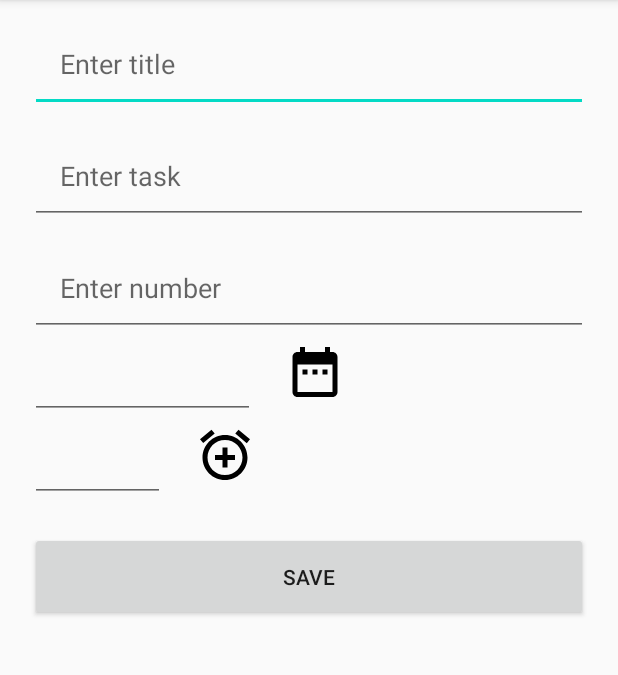
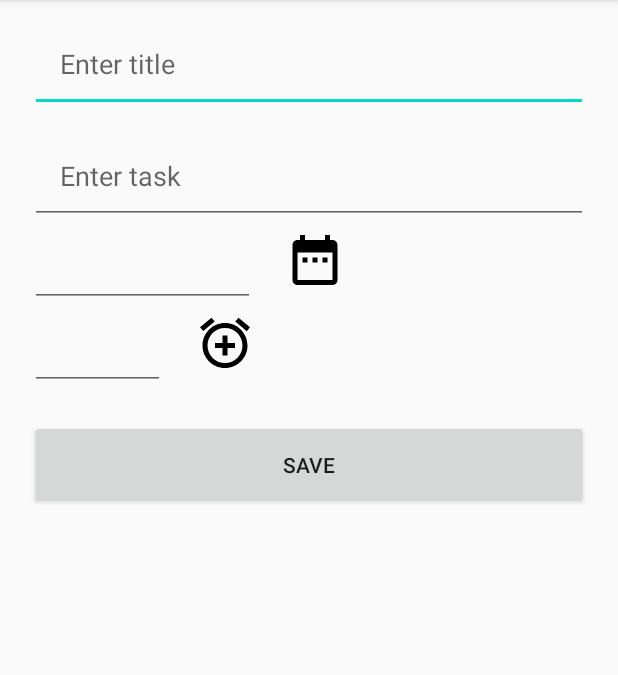
Before and after one commit to rimjhimsudo/TaskManager, an Android app: the AddTask screen opened directly, with no data from a screen before it, on a phone screen of 412 x 824 dp, the part 84-759 px from its top. Run offline under Robolectric (Android 15) with nearby library versions, the phone set to English and light mode, and no system bars.

Commit message:
datepicker and timepicker added

```diff
--- a/app/src/main/java/com/example/taskmanager/AddTask.java
+++ b/app/src/main/java/com/example/taskmanager/AddTask.java
@@ -2,13 +2,56 @@ package com.example.taskmanager;
 
 import androidx.appcompat.app.AppCompatActivity;
 
+import android.app.DatePickerDialog;
+import android.app.TimePickerDialog;
 import android.os.Bundle;
+import android.view.View;
+import android.widget.Button;
+import android.widget.DatePicker;
+import android.widget.EditText;
+import android.widget.TimePicker;
+
+import java.util.Calendar;
 
 public class AddTask extends AppCompatActivity {
-
+    EditText title, task, date, time;
+    Button savetask;
+    DatePickerDialog datePickerDialog;
     @Override
     protected void onCreate(Bundle savedInstanceState) {
         super.onCreate(savedInstanceState);
         setContentView(R.layout.activity_add_task);
+        title=findViewById(R.id.edit_title);
+        task=findViewById(R.id.edit_task);
+        date=findViewById(R.id.edit_date);
+        time=findViewById(R.id.edit_time);
+        date.setOnClickListener(new View.OnClickListener() {
+            @Override
+            public void onClick(View v) {
+                final Calendar calendar=Calendar.getInstance();
+                int day=calendar.get(Calendar.DAY_OF_MONTH);
+                int month=calendar.get(Calendar.MONTH);
+                int year=calendar.get(Calendar.YEAR);
+                //date picker dialog
+                datePickerDialog=new DatePickerDialog(AddTask.this, new DatePickerDialog.OnDateSetListener() {
+                    @Override
+                    public void onDateSet(DatePicker view, int year, int month, int dayOfMonth) {
+                        date.setText(dayOfMonth+"/"+(month +1) +"/"+year);}
+                },year,month,day);
+                datePickerDialog.show();
+            }
+        });
+        time.setOnClickListener(new View.OnClickListener() {
+            @Override
+            public void onClick(View v) {
+                TimePickerDialog timePickerDialog=new TimePickerDialog(AddTask.this, new TimePickerDialog.OnTimeSetListener() {
+                    @Override
+                    public void onTimeSet(TimePicker view, int hourOfDay, int minutes) {
+                        time.setText(hourOfDay + ":" + minutes);
+                    }
+                    },0,0,false);
+                timePickerDialog.show();
+            }
+        });
     }
 }
--- a/app/src/main/res/layout/activity_add_task.xml
+++ b/app/src/main/res/layout/activity_add_task.xml
@@ -26,17 +26,7 @@
         android:hint="Enter task"
         android:padding="20dp" />
 
-    <EditText
-        android:id="@+id/edit_number"
-        android:layout_width="match_parent"
-        android:layout_height="wrap_content"
-        android:layout_marginLeft="20dp"
-        android:layout_marginTop="10dp"
-        android:layout_marginRight="20dp"
 
-        android:hint="Enter number"
-        android:inputType="phone"
-        android:padding="20dp" />
     <LinearLayout
         android:layout_width="wrap_content"
         android:layout_height="wrap_content"
@@ -53,7 +43,8 @@
             android:layout_width="40dp"
             android:layout_height="40dp"
             android:clickable="true"
-            android:background="@drawable/ic_date_range_black_24dp"/>
+            android:background="@drawable/ic_date_range_black_24dp"
+            />
     </LinearLayout>
 
     <LinearLayout
```
